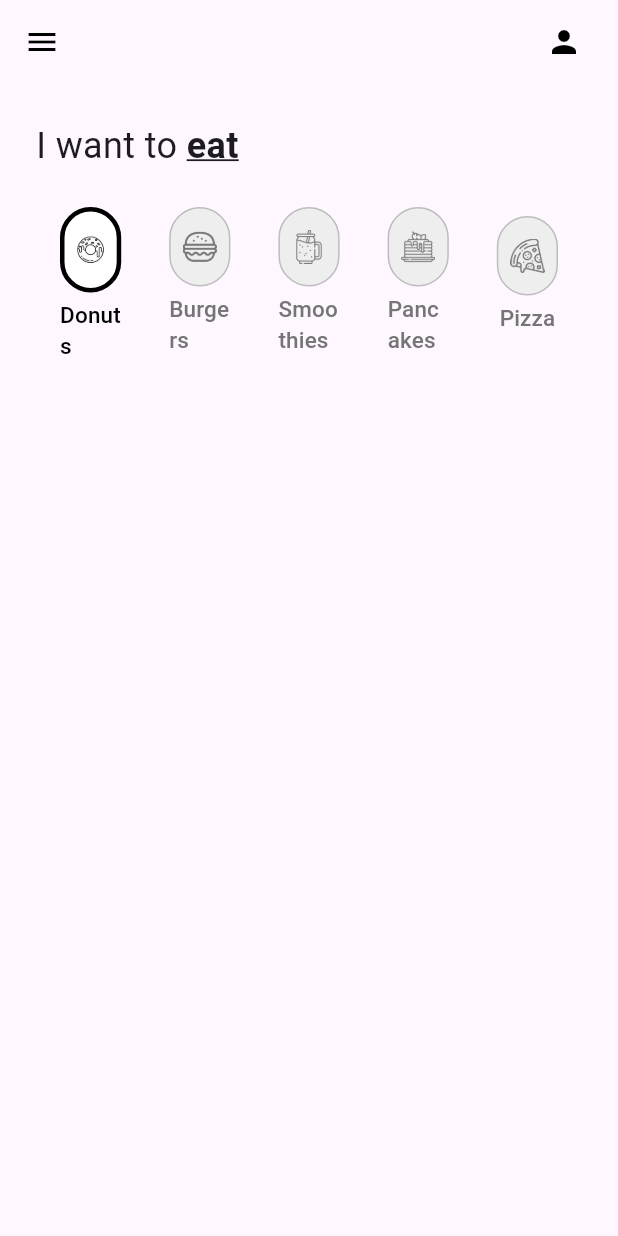
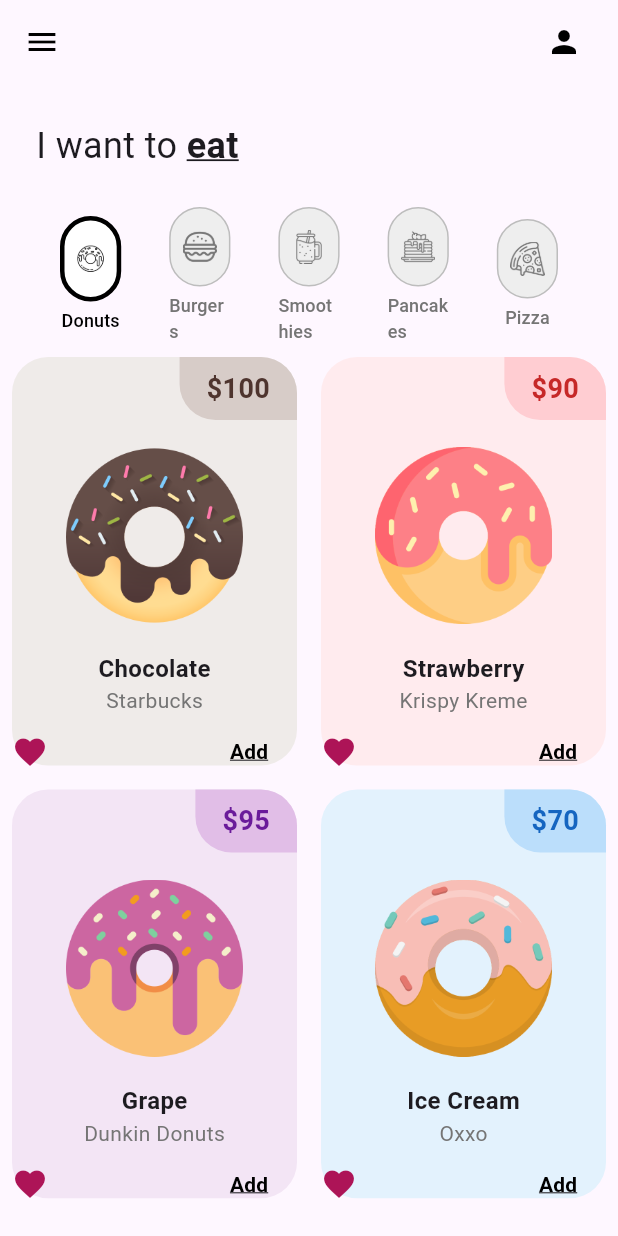
Before and after one commit to bobjk123/donut_app_8sc_25_3, a Flutter app: the screen it shows after launch, on a phone screen of 412 x 824 dp. Run offline on Flutter 3.47's test engine with Material 3 defaults, Android fonts, the phone set to English and light mode, and no system bars.

Commit message:
TabBarView with Tile added

```diff
--- a/lib/screens/home_page.dart
+++ b/lib/screens/home_page.dart
@@ -1,5 +1,10 @@
 import 'package:flutter/material.dart';
 import 'package:donut_app_8sc_25_3/utils/my_tab.dart';
+import 'package:donut_app_8sc_25_3/tab/donut_tab.dart';
+import 'package:donut_app_8sc_25_3/tab/burger_tab.dart';
+import 'package:donut_app_8sc_25_3/tab/smoothie_tab.dart';
+import 'package:donut_app_8sc_25_3/tab/pancake_tab.dart';
+import 'package:donut_app_8sc_25_3/tab/pizza_tab.dart';
 
 class HomePage extends StatefulWidget {
   const HomePage({super.key});
@@ -101,7 +106,19 @@ class _HomePageState extends State<HomePage>
             ),
           ),
 
-          // Contenido de las pestañas
+          //3. Contenido de las pestañas
+          Expanded(
+            child: TabBarView(
+              controller: _tabController, // Usa el TabController
+              children: [
+                DonutTab(),
+                BurgerTab(),
+                SmoothieTab(),
+                PanCakeTab(),
+                PizzaTab(),
+              ],
+            ),
+          ),
         ],
       ),
     );
--- /dev/null
+++ b/lib/tab/burger_tab.dart
@@ -0,0 +1,10 @@
+import 'package:flutter/material.dart';
+
+class BurgerTab extends StatelessWidget {
+  const BurgerTab({super.key});
+
+  @override
+  Widget build(BuildContext context) {
+    return const Center(child: Text('Burger Tab'));
+  }
+}
--- /dev/null
+++ b/lib/tab/donut_tab.dart
@@ -0,0 +1,51 @@
+import 'package:flutter/material.dart';
+import 'package:donut_app_8sc_25_3/utils/donut_tile.dart';
+
+class DonutTab extends StatelessWidget {
+  DonutTab({super.key});
+
+  final List<List<dynamic>> donutOnSale = [
+    [
+      'Chocolate',
+      '100',
+      Colors.brown,
+      'lib/images/chocolate_donut.png',
+      'Starbucks',
+    ],
+    [
+      'Strawberry',
+      '90',
+      Colors.red,
+      'lib/images/strawberry_donut.png',
+      'Krispy Kreme',
+    ],
+    [
+      'Grape',
+      '95',
+      Colors.purple,
+      'lib/images/grape_donut.png',
+      'Dunkin Donuts',
+    ],
+    ['Ice Cream', '70', Colors.blue, 'lib/images/icecream_donut.png', 'Oxxo'],
+  ];
+
+  @override
+  Widget build(BuildContext context) {
+    return GridView.builder(
+      itemCount: donutOnSale.length,
+      gridDelegate: SliverGridDelegateWithFixedCrossAxisCount(
+        crossAxisCount: 2,
+        childAspectRatio: 1 / 1.4,
+      ),
+      itemBuilder: (context, index) {
+        return DonutTile(
+          donutFlavor: donutOnSale[index][0],
+          donutPrice: donutOnSale[index][1],
+          donutColor: donutOnSale[index][2],
+          donutImagePath: donutOnSale[index][3],
+          donutStore: donutOnSale[index][4],
+        );
+      },
+    );
+  }
+}
--- /dev/null
+++ b/lib/tab/pancake_tab.dart
@@ -0,0 +1,10 @@
+import 'package:flutter/material.dart';
+
+class PanCakeTab extends StatelessWidget {
+  const PanCakeTab({super.key});
+
+  @override
+  Widget build(BuildContext context) {
+    return const Center(child: Text('PanCake Tab'));
+  }
+}
--- /dev/null
+++ b/lib/tab/pizza_tab.dart
@@ -0,0 +1,10 @@
+import 'package:flutter/material.dart';
+
+class PizzaTab extends StatelessWidget {
+  const PizzaTab({super.key});
+
+  @override
+  Widget build(BuildContext context) {
+    return const Center(child: Text('Pizza Tab'));
+  }
+}
--- /dev/null
+++ b/lib/tab/smoothie_tab.dart
@@ -0,0 +1,10 @@
+import 'package:flutter/material.dart';
+
+class SmoothieTab extends StatelessWidget {
+  const SmoothieTab({super.key});
+
+  @override
+  Widget build(BuildContext context) {
+    return const Center(child: Text('Smoothie Tab'));
+  }
+}
--- /dev/null
+++ b/lib/utils/donut_tile.dart
@@ -0,0 +1,97 @@
+import 'package:flutter/material.dart';
+
+class DonutTile extends StatelessWidget {
+  final String donutFlavor;
+  final String donutPrice;
+  final dynamic donutColor;
+  final String donutImagePath;
+  final String donutStore;
+
+  const DonutTile({
+    super.key,
+    required this.donutFlavor,
+    required this.donutPrice,
+    required this.donutColor,
+    required this.donutImagePath,
+    required this.donutStore,
+  });
+
+  @override
+  Widget build(BuildContext context) {
+    return Padding(
+      padding: const EdgeInsets.all(8.0),
+      child: Container(
+        decoration: BoxDecoration(
+          color: donutColor[50],
+          borderRadius: BorderRadius.circular(24),
+        ),
+        child: Column(
+          children: [
+            Row(
+              mainAxisAlignment: MainAxisAlignment.end,
+              children: [
+                Container(
+                  decoration: BoxDecoration(
+                    color: donutColor[100],
+                    borderRadius: BorderRadius.only(
+                      bottomLeft: Radius.circular(24),
+                      topRight: Radius.circular(24),
+                    ),
+                  ),
+                  padding: const EdgeInsets.symmetric(
+                    vertical: 8,
+                    horizontal: 18,
+                  ),
+                  child: Text(
+                    "\$$donutPrice",
+                    style: TextStyle(
+                      fontWeight: FontWeight.bold,
+                      fontSize: 18,
+                      color: donutColor[800],
+                    ),
+                  ),
+                ),
+              ],
+            ),
+            //Imagen de la Dona
+            Padding(
+              padding: const EdgeInsets.symmetric(horizontal: 36, vertical: 18),
+              child: Image.asset(donutImagePath),
+            ),
+
+            //Nombre de la Dona
+            Text(
+              donutFlavor,
+              style: TextStyle(fontWeight: FontWeight.bold, fontSize: 16),
+            ),
+
+            //Tienda de la Dona
+            Text(donutStore, style: TextStyle(color: Colors.grey[600])),
+
+            //Botones
+            Row(
+              mainAxisAlignment: MainAxisAlignment.spaceBetween,
+              children: [
+                //Favorito
+                Icon(Icons.favorite, color: Colors.pink[800]),
+
+                //Agregar
+                TextButton(
+                  onPressed: () {},
+                  child: Text(
+                    'Add',
+                    style: TextStyle(
+                      fontWeight: FontWeight.bold,
+                      decoration: TextDecoration.underline,
+                      color: Colors.black,
+                    ),
+                  ),
+                ),
+              ],
+            ),
+          ],
+        ),
+      ),
+    );
+  }
+}
--- a/lib/utils/my_tab.dart
+++ b/lib/utils/my_tab.dart
@@ -48,7 +48,7 @@ class MyTab extends StatelessWidget {
           Text(
             text,
             // 💡 Aumentar el tamaño de la fuente (ej. de 10 a 12)
-            style: const TextStyle(fontSize: 15),
+            style: const TextStyle(fontSize: 12),
           ),
         ],
       ),
--- a/pubspec.yaml
+++ b/pubspec.yaml
@@ -44,7 +44,7 @@ dev_dependencies:
   # activated in the `analysis_options.yaml` file located at the root of your
   # package. See that file for information about deactivating specific lint
   # rules and activating additional ones.
-  flutter_lints: ^5.0.0
+  flutter_lints: ^6.0.0
 
 # For information on the generic Dart part of this file, see the
 # following page: https://dart.dev/tools/pub/pubspec
```
Also changed, not shown: pubspec.lock.
